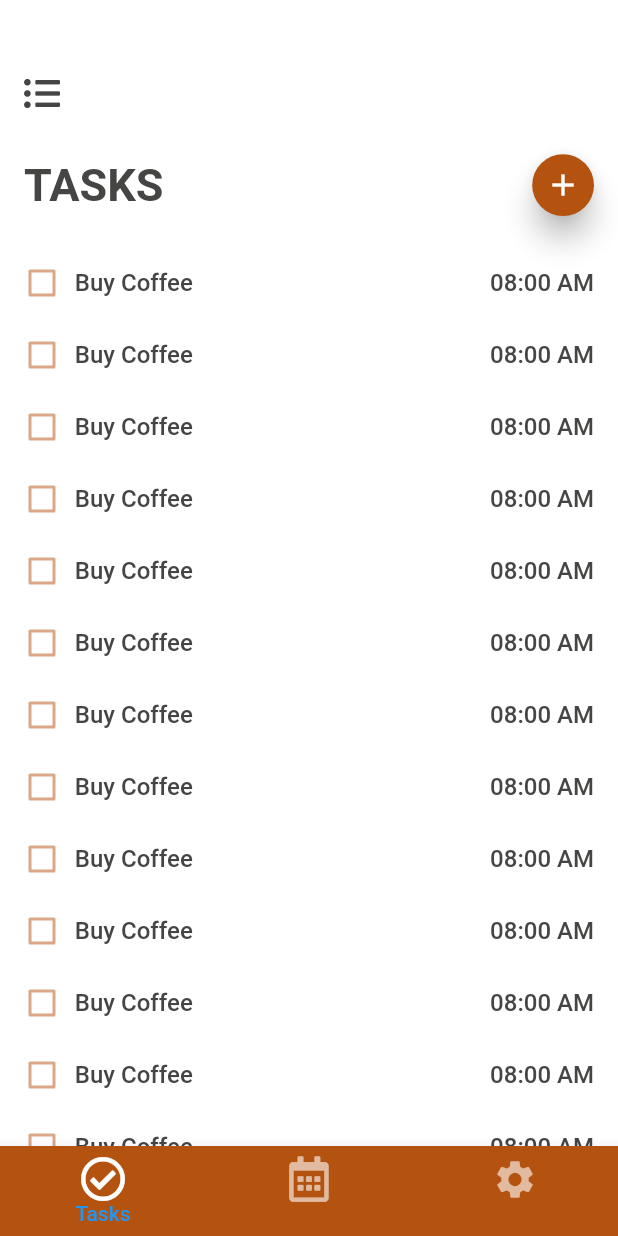
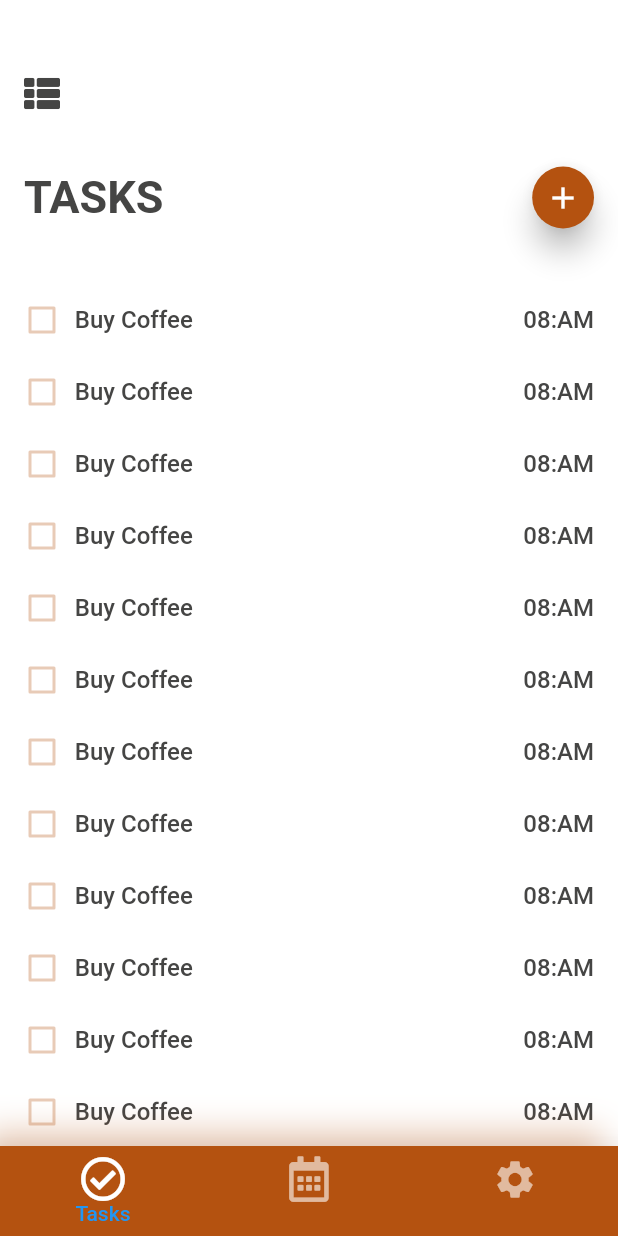
Before and after one commit to boriskamtou/flutter_sqlite, a Flutter app: the screen it shows after launch, on a phone screen of 412 x 824 dp. Run offline on Flutter 3.47's test engine with Material 2 defaults, Android fonts, the phone set to English and light mode, and no system bars; our stand-ins replace font_awesome_flutter.

Commit message:
adding routing

```diff
--- a/lib/main.dart
+++ b/lib/main.dart
@@ -1,6 +1,6 @@
 import 'package:flutter/material.dart';
+import 'package:projet_1/screens/add_task_screen/add_task_screen.dart';
 import 'package:projet_1/screens/home_screen/home_screen.dart';
-
 
 void main() => runApp(MyApp());
 
@@ -26,17 +26,23 @@ class MyApp extends StatelessWidget {
             fontWeight: FontWeight.bold,
           ),
           body1: TextStyle(
-              fontSize: 16,
-              color: Color(0xFF454544),
-              fontWeight: FontWeight.w500),
+            fontSize: 16,
+            color: Color(0xFF454544),
+            fontWeight: FontWeight.w500,
+          ),
         ),
         iconTheme: IconThemeData(
           color: Colors.white,
         ),
         fontFamily: 'Roboto',
-        unselectedWidgetColor: Color(0xFFB45210).withOpacity(.5),
+        unselectedWidgetColor: Color(0xFFB45210).withOpacity(.3),
       ),
       home: Home(),
+      routes: {
+        '/': (context) => Home(),
+        AddTaskScreen.routeName: (context) => AddTaskScreen(),
+
+      }
     );
   }
 }
--- a/lib/screens/add_task_screen/add_task_screen.dart
+++ b/lib/screens/add_task_screen/add_task_screen.dart
@@ -2,7 +2,7 @@ import 'package:flutter/material.dart';
 
 
 class AddTaskScreen extends StatelessWidget {
-   final  String routeName = 'add_task_screen';
+   static const routeName = 'add_task_screen';
   @override
   Widget build(BuildContext context) {
     return Container(
--- a/lib/screens/home_screen/home_screen.dart
+++ b/lib/screens/home_screen/home_screen.dart
@@ -3,6 +3,7 @@ import 'package:flutter/material.dart';
 import 'package:font_awesome_flutter/font_awesome_flutter.dart';
 
 class Home extends StatefulWidget {
+  static const routeName = 'home_screen';
   @override
   _HomeState createState() => _HomeState();
 }
@@ -14,6 +15,66 @@ class _HomeState extends State<Home> {
     var height = MediaQuery.of(context).size.height;
     var width = MediaQuery.of(context).size.width;
 
+    Widget bottomNavigationBar(){
+      return Container(
+        decoration: BoxDecoration(
+          boxShadow: [
+            BoxShadow(
+              color: Theme.of(context).primaryColor.withOpacity(0.3),
+              blurRadius: 18,
+              offset: Offset(-10, -10),
+            ),
+          ],
+        ),
+        child: BottomNavigationBar(
+          backgroundColor: Theme.of(context).primaryColor,
+          elevation: 16,
+          onTap: (value) {},
+          items: [
+            BottomNavigationBarItem(
+              icon: Icon(
+                FontAwesomeIcons.checkCircle,
+                color: Theme.of(context).iconTheme.color,
+                size: 30,
+              ),
+              title: Text(
+                'Tasks',
+                style: TextStyle(
+                  color: Colors.white,
+                ),
+              ),
+            ),
+            BottomNavigationBarItem(
+              icon: Icon(
+                FontAwesomeIcons.calendarAlt,
+                color: Theme.of(context).iconTheme.color.withOpacity(0.6),
+                size: 30,
+              ),
+              title: Text(
+                'Calendar',
+                style: TextStyle(
+                  color: Colors.white,
+                ),
+              ),
+            ),
+            BottomNavigationBarItem(
+              icon: Icon(
+                Icons.settings,
+                color: Theme.of(context).iconTheme.color.withOpacity(0.6),
+                size: 30,
+              ),
+              title: Text(
+                'Settings',
+                style: TextStyle(
+                  color: Colors.white,
+                ),
+              ),
+            ),
+          ],
+        ),
+      );
+    }
+
     return Scaffold(
       backgroundColor: Colors.white,
       body: Padding(
@@ -23,12 +84,12 @@ class _HomeState extends State<Home> {
             crossAxisAlignment: CrossAxisAlignment.start,
             children: <Widget>[
               Icon(
-                FontAwesomeIcons.listUl,
+                FontAwesomeIcons.thList,
                 color: Color(0xFF454544),
                 size: 24,
               ),
               SizedBox(
-                height: height * 0.01,
+                height: height * 0.02,
               ),
               Row(
                 mainAxisAlignment: MainAxisAlignment.spaceBetween,
@@ -50,11 +111,15 @@ class _HomeState extends State<Home> {
                   ),
                 ],
               ),
+              SizedBox(
+                height: height * 0.02,
+              ),
               Expanded(
                 child: ListView.builder(
                   padding: EdgeInsets.zero,
+                  physics: BouncingScrollPhysics(),
                   itemCount: 15,
-                  itemBuilder: (_, index) {
+                  itemBuilder: (context, index) {
                     return GestureDetector(
                       onTap: () {
                         setState(() {
@@ -78,6 +143,9 @@ class _HomeState extends State<Home> {
                                     activeColor: Theme.of(context).primaryColor,
                                     value: checkBoxValue,
                                     onChanged: (value) {
+                                      setState(() {
+                                        checkBoxValue = !checkBoxValue;
+                                      });
                                       value = checkBoxValue;
                                     },
                                   ),
@@ -86,11 +154,18 @@ class _HomeState extends State<Home> {
                               SizedBox(
                                 width: width * 0.024,
                               ),
-                              Text('Buy Coffee'),
+                              Text(
+                                'Buy Coffee',
+                                style: TextStyle(
+                                  color: checkBoxValue ? Theme.of(context).textTheme.body1.color.withOpacity(.3) : Theme.of(context).textTheme.body1.color,
+                                  decoration: checkBoxValue ? TextDecoration.lineThrough : null,
+                                  decorationColor: Theme.of(context).primaryColor.withOpacity(.5),
+                                ),
+                              ),
                             ],
                           ),
                           Text(
-                            '08:00 AM',
+                            '08:AM',
                           ),
                         ],
                       ),
@@ -102,51 +177,7 @@ class _HomeState extends State<Home> {
           ),
         ),
       ),
-      bottomNavigationBar: BottomNavigationBar(
-        backgroundColor: Theme.of(context).primaryColor,
-        onTap: (value) {},
-        items: [
-          BottomNavigationBarItem(
-            icon: Icon(
-              FontAwesomeIcons.checkCircle,
-              color: Theme.of(context).iconTheme.color,
-              size: 30,
-            ),
-            title: Text(
-              'Tasks',
-              style: TextStyle(
-                color: Colors.white,
-              ),
-            ),
-          ),
-          BottomNavigationBarItem(
-            icon: Icon(
-              FontAwesomeIcons.calendarAlt,
-              color: Theme.of(context).iconTheme.color.withOpacity(0.6),
-              size: 30,
-            ),
-            title: Text(
-              'Calendar',
-              style: TextStyle(
-                color: Colors.white,
-              ),
-            ),
-          ),
-          BottomNavigationBarItem(
-            icon: Icon(
-              Icons.settings,
-              color: Theme.of(context).iconTheme.color.withOpacity(0.6),
-              size: 30,
-            ),
-            title: Text(
-              'Settings',
-              style: TextStyle(
-                color: Colors.white,
-              ),
-            ),
-          ),
-        ],
-      ),
+      bottomNavigationBar: bottomNavigationBar(),
     );
   }
 }
```
Also changed, not shown: lib/models/task.dart (added, +13 -0 lines), lib/models/taskData.dart (added, +21 -0 lines).
